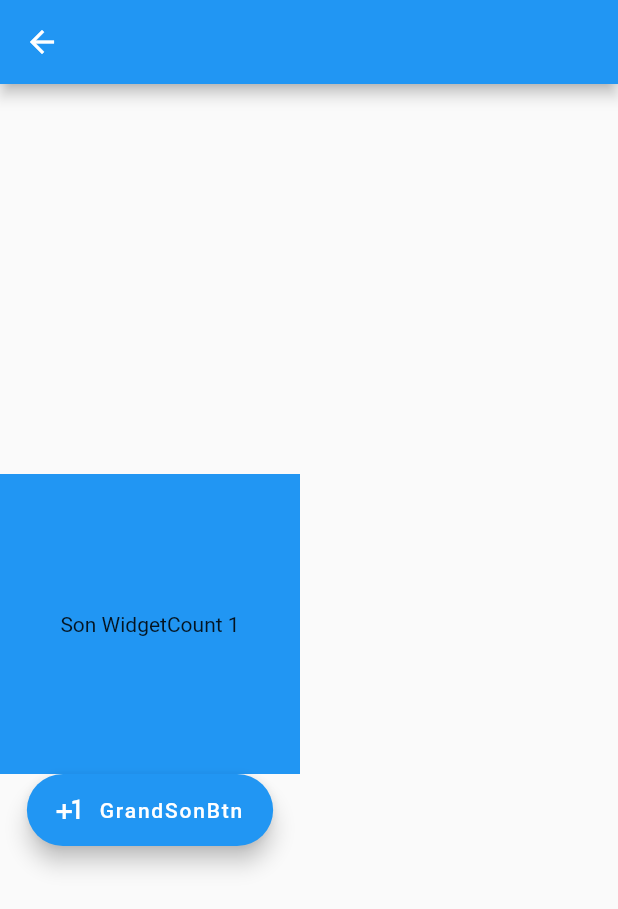
After one commit to IzGabs/FlutterExamples, a Flutter app: the ProviderStart screen opened directly, after a tap on "GrandSonBtn", on a phone screen of 412 x 824 dp. The commit adds this screen. Shown: the top 909 px of the screen. Run offline on Flutter 3.47's test engine with Material 2 defaults, Android fonts, the phone set to English and light mode, and no system bars.

Commit message:
Adicionado Exemplo de Provider

````diff
--- a/lib/main.dart
+++ b/lib/main.dart
@@ -2,6 +2,7 @@ import 'dart:async';
 import 'dart:math';
 
 import 'package:flutter/material.dart';
+import 'package:form_daniel/provider_teste.dart';
 
 void main() {
   runApp(StartApp());
--- /dev/null
+++ b/lib/provider_teste.dart
@@ -0,0 +1,87 @@
+import 'package:flutter/material.dart';
+import 'package:provider/provider.dart';
+
+///Resumidamente, essa model grava os valores e notifica os listeners que o valor mudou
+///Assim, os listeners pegam através do Consumer e rebuildam o Widget com o novo valor
+///
+class CounterModel with ChangeNotifier {
+  int _count = 0;
+  int get count => _count;
+
+  void aumentar() {
+    _count++;
+    notifyListeners();
+  }
+}
+
+///O Change Notifier sempre tem que ficar no topo da árvore que voce quer que notifique os filhos
+///Os seja, eu quero que tanto o [Providerson] quanto o [Provider GrandSon] alterem (ou leiam) os valores do provider
+///Por isso, chamo o [ChangeNotifierProvider] antes de instanciar os dois.
+///
+///
+///Exite um segundo método de ChangeNotifierProvider ele é o [MultiProvider], que é utilizado quando há mais de uma model a ser
+///administrada pelo provider. Exemplo dela:
+/// ```dart
+/// MultiProvider(
+///      providers: [
+///     ChangeNotifierProvider(create: (context) => CartModel()),
+///   Provider(create: (context) => SomeOtherClass()),
+/// ],
+/// child: MyApp(),
+///),
+/// ```
+
+class ProviderStart extends StatelessWidget {
+  @override
+  Widget build(BuildContext context) {
+    return Scaffold(
+      appBar: AppBar(),
+      body: ChangeNotifierProvider(
+        create: (context) => CounterModel(),
+        child: Column(
+          mainAxisAlignment: MainAxisAlignment.center,
+          children: [
+            ProviderSon(),
+            ProviderGrandson(),
+          ],
+        ),
+      ),
+    );
+  }
+}
+
+///The builder is called with three arguments. The first one is context, which you also get in every build method.
+
+///The second argument of the builder function is the instance of the ChangeNotifier.
+/// It’s what we were asking for in the first place. You can use the data in the model to define what the UI should look like at any given point.
+
+///The third argument is child, which is there for optimization.
+///If you have a large widget subtree under your Consumer that doesn’t change when the model changes, you can construct it once and get it through the builder.
+class ProviderSon extends StatelessWidget {
+  @override
+  Widget build(BuildContext context) {
+    return Container(
+      height: 200,
+      width: 200,
+      color: Colors.blue,
+      child: Center(
+        child: Consumer<CounterModel>(
+            builder: (context, contadorObject, child) =>
+                Text('Son WidgetCount ${contadorObject.count}')),
+      ),
+    );
+  }
+}
+
+class ProviderGrandson extends StatelessWidget {
+  @override
+  Widget build(BuildContext context) {
+    /// Calls `context.read` instead of `context.watch` so that it does not rebuild
+    /// when [Counter] changes.
+    return FloatingActionButton.extended(
+      onPressed: () => context.read<CounterModel>().aumentar(),
+      icon: Icon(Icons.plus_one),
+      label: Text('GrandSonBtn'),
+    );
+  }
+}
--- a/pubspec.yaml
+++ b/pubspec.yaml
@@ -23,6 +23,7 @@ environment:
 dependencies:
   flutter:
     sdk: flutter
+  provider: ^4.3.1
 
 
   # The following adds the Cupertino Icons font to your application.
````
Also changed, not shown: pubspec.lock.
